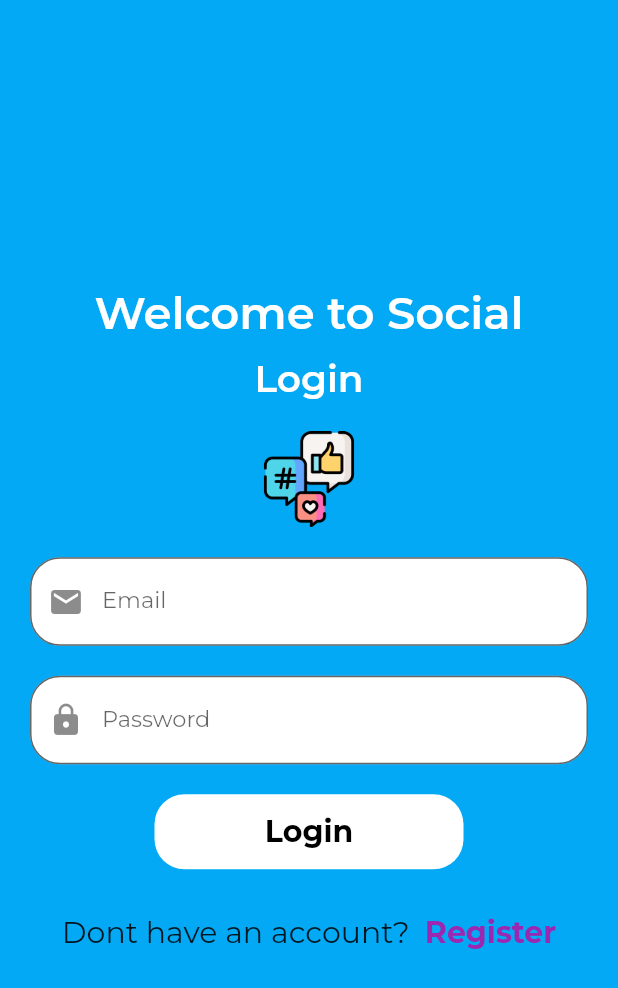
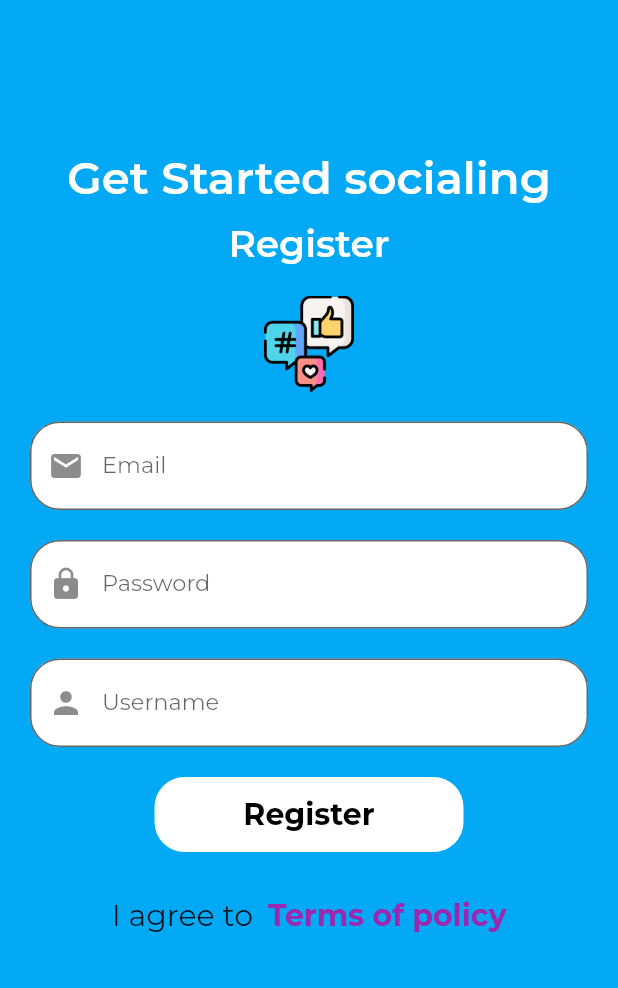
Before and after one commit to Praeee/social-flutter, a Flutter app: the screen it shows after launch, after a tap on "Register", on a phone screen of 412 x 824 dp. Shown: the top 988 px of the screen. Run offline on Flutter 3.47's test engine with Material 2 defaults, Android fonts, the phone set to English and light mode, and no system bars; our stand-ins replace cloud_firestore, firebase_auth, firebase_core, firebase_storage, google_fonts; accounts and stored records are empty; network calls fail.

Commit message:
function register&login to firebase

```diff
--- a/lib/navigation.dart
+++ b/lib/navigation.dart
@@ -1,3 +1,4 @@
+import 'package:firebase_auth/firebase_auth.dart';
 import 'package:flutter/material.dart';
 import 'package:social/signup.dart';
 import 'package:social/utils/variables.dart';
@@ -11,6 +12,23 @@ class NavigationPage extends StatefulWidget {
 
 class _NavigationPageState extends State<NavigationPage> {
   bool isSigned = false;
+
+  @override
+  void initState() {
+    super.initState();
+    FirebaseAuth.instance.authStateChanges().listen((useraccount) {
+      if (useraccount != null){
+        setState(() {
+          isSigned = true;
+        });
+      }else{
+        setState(() {
+          isSigned = false;
+        });
+      }
+    });
+  }
+
   @override
   Widget build(BuildContext context) {
     return Scaffold(
@@ -25,6 +43,17 @@ class Login extends StatefulWidget {
 }
 
 class _LoginState extends State<Login> {
+  var passwordcontroller = TextEditingController();
+  var emailcontroller = TextEditingController();
+
+//function login
+  login(){
+    FirebaseAuth.instance.signInWithEmailAndPassword(
+      email: emailcontroller.text,
+      password: passwordcontroller.text);
+
+  }
+
   @override
   Widget build(BuildContext context) {
     return Scaffold(
@@ -59,6 +88,7 @@ class _LoginState extends State<Login> {
                 width: MediaQuery.of(context).size.width,
                 margin: EdgeInsets.only(left : 20, right: 20),
                 child: TextField(
+                  controller: emailcontroller,
                   keyboardType: TextInputType.emailAddress ,
                   decoration: InputDecoration(
                       filled: true,
@@ -77,6 +107,7 @@ class _LoginState extends State<Login> {
                 width: MediaQuery.of(context).size.width,
                 margin: EdgeInsets.only(left : 20, right: 20),
                 child: TextField(
+                  controller: passwordcontroller,
                   obscureText: true,
                   decoration: InputDecoration(
                       filled: true,
@@ -91,7 +122,9 @@ class _LoginState extends State<Login> {
 
           //Button Login
               SizedBox(height: 20),
-              Container(
+              InkWell(
+                onTap: () => login(),
+                child: Container(
                   width: MediaQuery.of(context).size.width /2,
                   height: 50,
                   decoration: BoxDecoration(
@@ -102,6 +135,7 @@ class _LoginState extends State<Login> {
                       child: Text('Login',
                       style: mystyle(20,Colors.black,FontWeight.w700),
                       ) ,
+                    ),
                   ),
               ),
 
--- a/lib/signup.dart
+++ b/lib/signup.dart
@@ -1,3 +1,5 @@
+import 'package:firebase_auth/firebase_auth.dart';
+import 'package:firebase_storage/firebase_storage.dart';
 import 'package:flutter/material.dart';
 import 'package:social/utils/variables.dart';
 
@@ -7,26 +9,48 @@ class SignUp extends StatefulWidget {
 }
 
 class _SignUpState extends State<SignUp> {
+
+  var usernamecontroller = TextEditingController();
+  var passwordcontroller = TextEditingController();
+  var emailcontroller = TextEditingController();
+
+//signup function
+  signup(){
+    FirebaseAuth.instance.createUserWithEmailAndPassword(
+      email: emailcontroller.text,
+      password: passwordcontroller.text).then((signeduser){
+        usercollection.doc(signeduser.user.uid).set({
+          'username' : usernamecontroller.text,
+          'password' : passwordcontroller.text,
+          'email' : emailcontroller.text,
+          'uid' : signeduser.user.uid,
+          'profilepic' : 'https://icons-for-free.com/iconfiles/png/512/avatar+human+people+profile+user+icon-1320168139431219590.png'
+
+        });
+      });
+      Navigator.pop(context);
+  }
+
   @override
   Widget build(BuildContext context) {
     return Scaffold(
 
       backgroundColor: Colors.lightBlue,
-      body:
-
-      Container(
+      body: SingleChildScrollView(
+        child: Container(
+          margin : EdgeInsets.only(top : 100),
           alignment: Alignment.center,
           child: Column(
             mainAxisAlignment:  MainAxisAlignment.center,
             children: [
               Text(
-              "Welcome to Social",
+                "Get Started socialing",
                 style: mystyle(30,Colors.white,FontWeight.w600),
                 ),
             //Text Login
                 SizedBox(height:10,),
                 Text(
-                "Login",
+                  "Register",
                   style: mystyle(25,Colors.white,FontWeight.w600),
                 ),
                 SizedBox(height:20,),
@@ -41,6 +65,7 @@ class _SignUpState extends State<SignUp> {
                   width: MediaQuery.of(context).size.width,
                   margin: EdgeInsets.only(left : 20, right: 20),
                   child: TextField(
+                    controller: emailcontroller,
                     keyboardType: TextInputType.emailAddress ,
                     decoration: InputDecoration(
                         filled: true,
@@ -59,6 +84,7 @@ class _SignUpState extends State<SignUp> {
                   width: MediaQuery.of(context).size.width,
                   margin: EdgeInsets.only(left : 20, right: 20),
                   child: TextField(
+                    controller: passwordcontroller,
                     obscureText: true,
                     decoration: InputDecoration(
                         filled: true,
@@ -71,9 +97,30 @@ class _SignUpState extends State<SignUp> {
                   ),
                 ),
 
+                //Repeat Password
+                SizedBox(height: 20),
+                Container(
+                  width: MediaQuery.of(context).size.width,
+                  margin: EdgeInsets.only(left : 20, right: 20),
+                  child: TextField(
+                    controller: usernamecontroller,
+                    obscureText: true,
+                    decoration: InputDecoration(
+                        filled: true,
+                        fillColor: Colors.white,
+                        labelText: 'Username',
+                        labelStyle: mystyle(15),
+                        border: OutlineInputBorder(
+                          borderRadius: BorderRadius.circular(20)),
+                        prefixIcon:  Icon(Icons.person)),
+                  ),
+                ),
+
             //Button Login
                 SizedBox(height: 20),
-              Container(
+                InkWell(
+                  onTap: ()=>signup(),
+                  child: Container(
                     width: MediaQuery.of(context).size.width /2,
                     height: 50,
                     decoration: BoxDecoration(
@@ -81,9 +128,11 @@ class _SignUpState extends State<SignUp> {
                       borderRadius: BorderRadius.circular(20)
                        ),
                       child: Center(
-                    child: Text('Login',
+                        child: Text(
+                          'Register',
                         style: mystyle(20,Colors.black,FontWeight.w700),
                         ) ,
+                      ),
                     ),
                 ),
 
@@ -93,15 +142,15 @@ class _SignUpState extends State<SignUp> {
                 mainAxisAlignment: MainAxisAlignment.center,
                 children: [
                   Text(
-                  "Dont have an account?",
+                    "I agree to",
                     style: mystyle(20),
                   ),
                   SizedBox(width: 10),
                   InkWell(
                     onTap: () => Navigator.push(context,
-                      MaterialPageRoute(builder: (context) => SignUp())),
+                        MaterialPageRoute(builder: (context) => Terms())),
                     child: Text(
-                    "Register",
+                      "Terms of policy",
                       style: mystyle(20, Colors.purple, FontWeight.w700),
                     ),
                   ),
@@ -110,7 +159,22 @@ class _SignUpState extends State<SignUp> {
             ],
           ),
         ),
+      ),
 
     );
   }
 }
+
+class Terms extends StatefulWidget {
+  @override
+  _TermsState createState() => _TermsState();
+}
+
+class _TermsState extends State<Terms> {
+  @override
+  Widget build(BuildContext context) {
+    return Container(
+
+    );
+  }
+}
--- a/lib/utils/variables.dart
+++ b/lib/utils/variables.dart
@@ -1,3 +1,5 @@
+import 'package:cloud_firestore/cloud_firestore.dart';
+import 'package:firebase_storage/firebase_storage.dart';
 import 'package:flutter/material.dart';
 import 'package:google_fonts/google_fonts.dart';
 mystyle(double size,[Color color,FontWeight fw]){
@@ -7,3 +9,5 @@ mystyle(double size,[Color color,FontWeight fw]){
     color: color
   );
 }
+
+CollectionReference usercollection = FirebaseFirestore.instance.collection('users');
```
Lines whose indentation alone changed are shown as unchanged.
